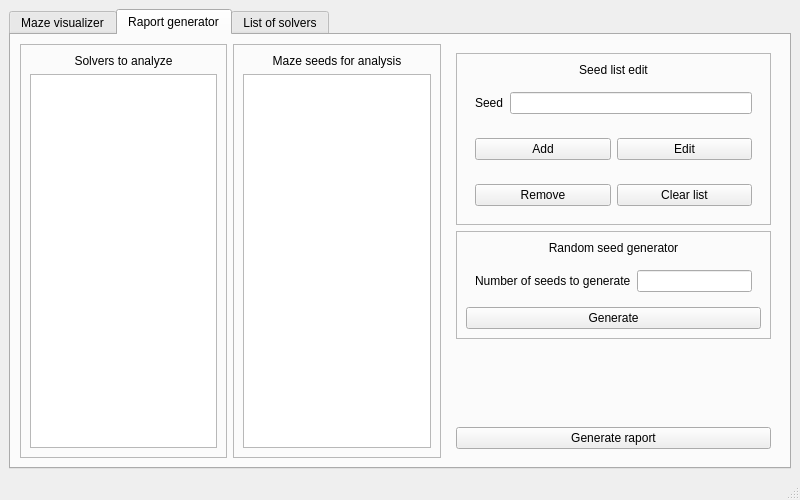
Above: app/ui/main_window.ui from mszleger/unmazelab before the change. Below: the same form after it.
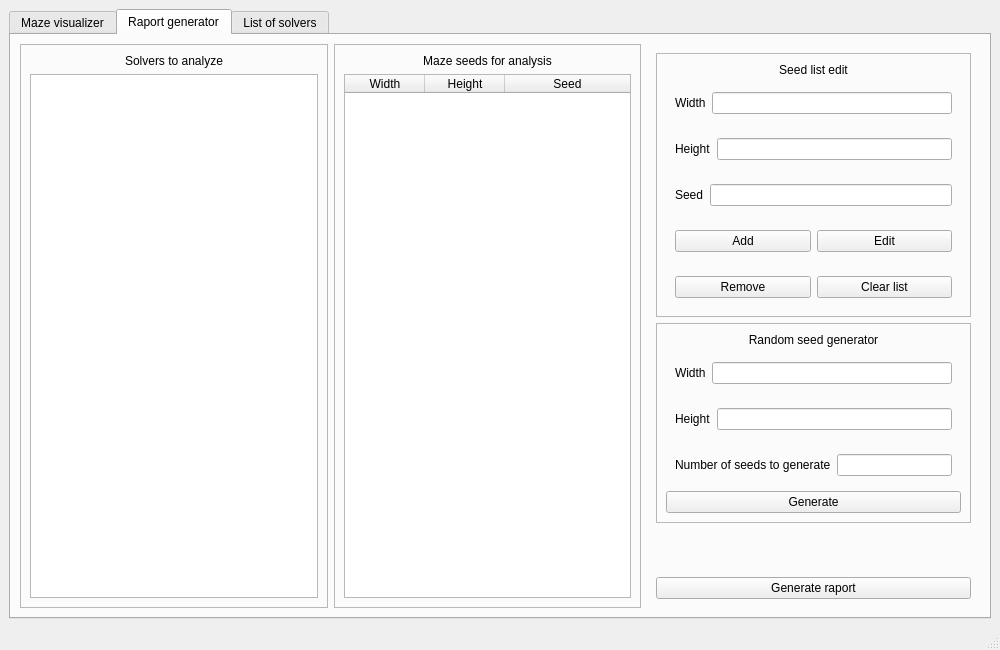
That is the form after the change. The open tabs and pages were chosen to show the change.

Commit message: Add raport generating

Diff of the .ui file:
```diff
--- a/app/ui/main_window.ui
+++ b/app/ui/main_window.ui
@@ -6,14 +6,14 @@
    <rect>
     <x>0</x>
     <y>0</y>
-    <width>800</width>
-    <height>500</height>
+    <width>1000</width>
+    <height>650</height>
    </rect>
   </property>
   <property name="minimumSize">
    <size>
-    <width>800</width>
-    <height>500</height>
+    <width>1000</width>
+    <height>650</height>
    </size>
   </property>
   <property name="windowTitle">
@@ -224,7 +224,56 @@
             </widget>
            </item>
            <item>
-            <widget class="QListWidget" name="generator_tab_seeds_list"/>
+            <widget class="QTableWidget" name="generator_tab_seeds_list">
+             <property name="layoutDirection">
+              <enum>Qt::LeftToRight</enum>
+             </property>
+             <property name="horizontalScrollBarPolicy">
+              <enum>Qt::ScrollBarAlwaysOff</enum>
+             </property>
+             <property name="sizeAdjustPolicy">
+              <enum>QAbstractScrollArea::AdjustIgnored</enum>
+             </property>
+             <property name="editTriggers">
+              <set>QAbstractItemView::NoEditTriggers</set>
+             </property>
+             <property name="selectionMode">
+              <enum>QAbstractItemView::SingleSelection</enum>
+             </property>
+             <property name="selectionBehavior">
+              <enum>QAbstractItemView::SelectRows</enum>
+             </property>
+             <attribute name="horizontalHeaderMinimumSectionSize">
+              <number>30</number>
+             </attribute>
+             <attribute name="horizontalHeaderDefaultSectionSize">
+              <number>80</number>
+             </attribute>
+             <attribute name="horizontalHeaderHighlightSections">
+              <bool>true</bool>
+             </attribute>
+             <attribute name="horizontalHeaderStretchLastSection">
+              <bool>true</bool>
+             </attribute>
+             <attribute name="verticalHeaderCascadingSectionResizes">
+              <bool>false</bool>
+             </attribute>
+             <column>
+              <property name="text">
+               <string>Width</string>
+              </property>
+             </column>
+             <column>
+              <property name="text">
+               <string>Height</string>
+              </property>
+             </column>
+             <column>
+              <property name="text">
+               <string>Seed</string>
+              </property>
+             </column>
+            </widget>
            </item>
           </layout>
          </widget>
@@ -237,6 +286,12 @@
             <verstretch>0</verstretch>
            </sizepolicy>
           </property>
+          <property name="minimumSize">
+           <size>
+            <width>0</width>
+            <height>0</height>
+           </size>
+          </property>
           <layout class="QVBoxLayout" name="verticalLayout_9">
            <item>
             <widget class="QFrame" name="generator_tab_seed_edit_container">
@@ -246,7 +301,7 @@
              <property name="frameShadow">
               <enum>QFrame::Raised</enum>
              </property>
-             <layout class="QVBoxLayout" name="verticalLayout_6">
+             <layout class="QVBoxLayout" name="verticalLayout_4">
               <item>
                <widget class="QLabel" name="generator_tab_seed_edit_label">
                 <property name="text">
@@ -257,6 +312,38 @@
                 </property>
                </widget>
               </item>
+              <item>
+               <widget class="QWidget" name="generator_tab_seed_edit_width_container" native="true">
+                <layout class="QHBoxLayout" name="horizontalLayout_11">
+                 <item>
+                  <widget class="QLabel" name="generator_tab_seed_edit_width_label">
+                   <property name="text">
+                    <string>Width</string>
+                   </property>
+                  </widget>
+                 </item>
+                 <item>
+                  <widget class="QLineEdit" name="generator_tab_seed_edit_width"/>
+                 </item>
+                </layout>
+               </widget>
+              </item>
+              <item>
+               <widget class="QWidget" name="generator_tab_seed_edit_height_container" native="true">
+                <layout class="QHBoxLayout" name="horizontalLayout_12">
+                 <item>
+                  <widget class="QLabel" name="generator_tab_seed_edit_height_label">
+                   <property name="text">
+                    <string>Height</string>
+                   </property>
+                  </widget>
+                 </item>
+                 <item>
+                  <widget class="QLineEdit" name="generator_tab_seed_edit_height"/>
+                 </item>
+                </layout>
+               </widget>
+              </item>
               <item>
                <widget class="QWidget" name="generator_tab_seed_edit_seed_container" native="true">
                 <layout class="QHBoxLayout" name="horizontalLayout_2">
@@ -324,7 +411,7 @@
              <property name="frameShadow">
               <enum>QFrame::Raised</enum>
              </property>
-             <layout class="QVBoxLayout" name="verticalLayout_8">
+             <layout class="QVBoxLayout" name="verticalLayout_6">
               <item>
                <widget class="QLabel" name="generator_tab_seeds_generate_label">
                 <property name="text">
@@ -335,6 +422,38 @@
                 </property>
                </widget>
               </item>
+              <item>
+               <widget class="QWidget" name="generator_tab_seeds_generate_width_container" native="true">
+                <layout class="QHBoxLayout" name="horizontalLayout_13">
+                 <item>
+                  <widget class="QLabel" name="generator_tab_seeds_generate_width_label">
+                   <property name="text">
+                    <string>Width</string>
+                   </property>
+                  </widget>
+                 </item>
+                 <item>
+                  <widget class="QLineEdit" name="generator_tab_seeds_generate_width"/>
+                 </item>
+                </layout>
+               </widget>
+              </item>
+              <item>
+               <widget class="QWidget" name="generator_tab_seeds_generate_height_container" native="true">
+                <layout class="QHBoxLayout" name="horizontalLayout_14">
+                 <item>
+                  <widget class="QLabel" name="generator_tab_seeds_generate_height_label">
+                   <property name="text">
+                    <string>Height</string>
+                   </property>
+                  </widget>
+                 </item>
+                 <item>
+                  <widget class="QLineEdit" name="generator_tab_seeds_generate_height"/>
+                 </item>
+                </layout>
+               </widget>
+              </item>
               <item>
                <widget class="QWidget" name="generator_tab_seeds_generate_amount_container" native="true">
                 <layout class="QHBoxLayout" name="horizontalLayout_6">
```
The commit also changes 1 other file.
